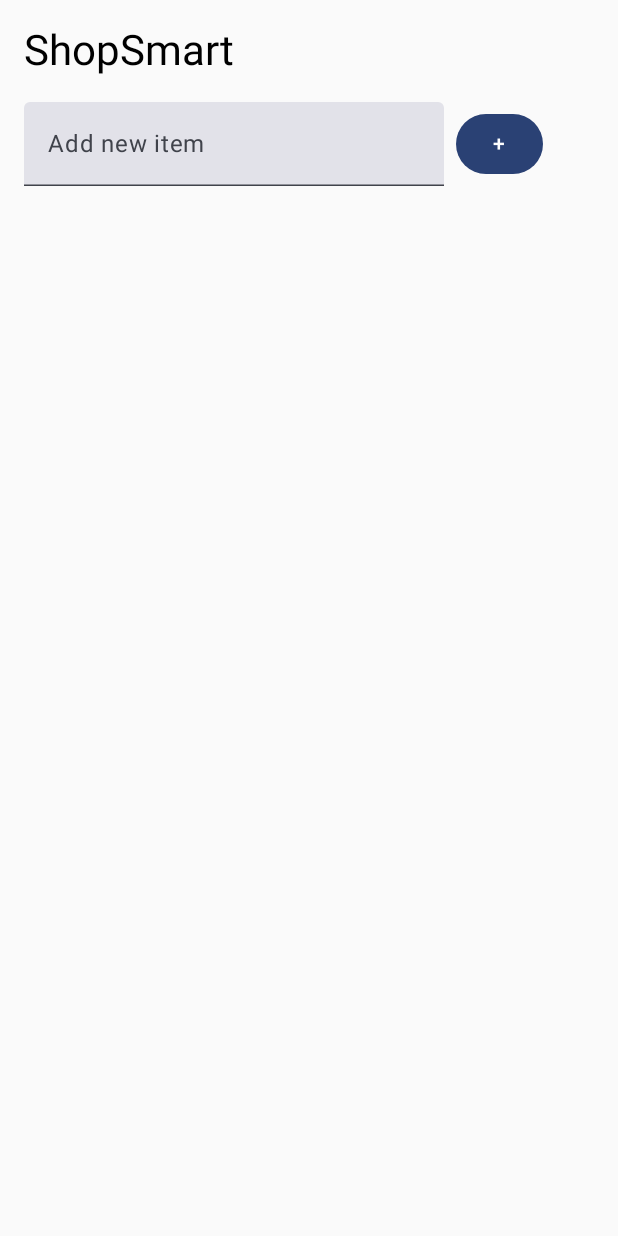
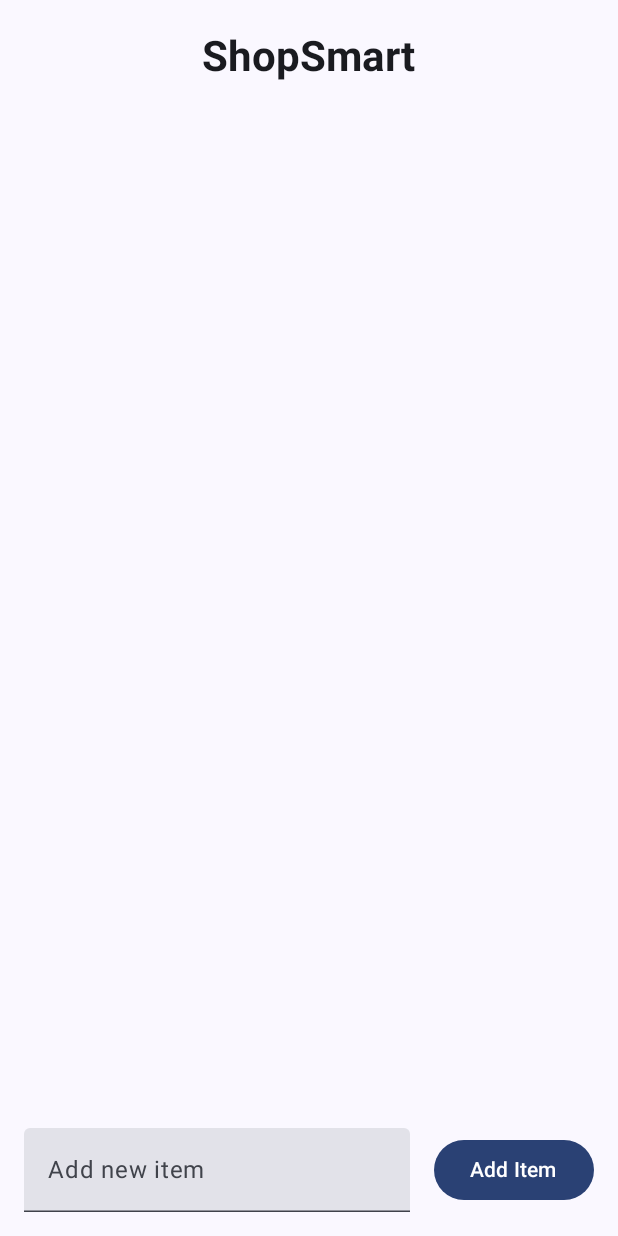
Before and after one commit to yuvrajsinghgmx/ShopSmart, an Android app built with Jetpack Compose: the screen it shows after launch (MainActivity), on a phone screen of 412 x 824 dp. Run offline under Robolectric (Android 15) with nearby library versions, the phone set to English and light mode, and no system bars.

Commit message:
Home Screen Implemented Successfully

```diff
--- a/app/src/main/java/com/yuvrajsinghgmx/shopsmart/screens/HomeScreen.kt
+++ b/app/src/main/java/com/yuvrajsinghgmx/shopsmart/screens/HomeScreen.kt
@@ -12,22 +12,44 @@
 import androidx.compose.ui.graphics.Color
 import androidx.compose.ui.text.style.TextDecoration
 import androidx.compose.ui.unit.dp
+import androidx.compose.runtime.snapshots.SnapshotStateList
+import androidx.compose.ui.text.font.FontWeight
 
 @Composable
 fun HomeScreen() {
-    var items by remember { mutableStateOf(mutableListOf<String>()) }
+    var items by remember { mutableStateOf(SnapshotStateList<String>()) }
     var newItem by remember { mutableStateOf("") }
 
-    Column(modifier = Modifier.fillMaxSize().padding(16.dp)) {
-        Text(text = "ShopSmart", style = MaterialTheme.typography.headlineMedium)
+    Scaffold(
+        topBar = {
+            Box (modifier = Modifier.fillMaxWidth(),
+                contentAlignment = Alignment.Center){
 
+                Text(
+                    text = "ShopSmart",
+                    fontWeight = FontWeight.Bold,
+                    style = MaterialTheme.typography.headlineMedium ,
+                    modifier = Modifier.padding(20.dp),
+                )
+            }
+        }
+    ) { innerPadding ->
+        Column(modifier = Modifier
+            .fillMaxSize()
+            .padding(innerPadding)
+            .padding(16.dp)
+        ) {
             Spacer(modifier = Modifier.height(16.dp))
 
-        LazyColumn(modifier = Modifier) {
+            LazyColumn(modifier = Modifier.weight(1f)) {
                 items(items) { item ->
                     var isChecked by remember { mutableStateOf(false) }
-
-                Row(verticalAlignment = Alignment.CenterVertically, modifier = Modifier.fillMaxWidth()) {
+                    Row(
+                        verticalAlignment = Alignment.CenterVertically,
+                        modifier = Modifier
+                            .fillMaxWidth()
+                            .padding(vertical = 8.dp) // Add padding between items
+                    ) {
                         Checkbox(
                             checked = isChecked,
                             onCheckedChange = { isChecked = it }
@@ -35,6 +57,7 @@
                         Text(
                             text = item,
                             modifier = Modifier
+                                .weight(1f)
                                 .padding(start = 8.dp),
                             color = if (isChecked) Color.Gray else Color.Black,
                             textDecoration = if (isChecked) TextDecoration.LineThrough else TextDecoration.None
@@ -56,16 +79,20 @@
                     value = newItem,
                     onValueChange = { newItem = it },
                     placeholder = { Text("Add new item") },
-                modifier = Modifier.padding(end = 8.dp)
+                    modifier = Modifier.weight(1f).padding(end = 8.dp)
                 )
-            Button(onClick = {
+                Button(
+                    onClick = {
                         if (newItem.isNotBlank()) {
                             items.add(newItem)
                             newItem = ""
                         }
-            }) {
-                Text("+")
+                    },
+                    modifier = Modifier.padding(start = 8.dp)
+                ) {
+                    Text("Add Item")
                 }
             }
         }
     }
+}
```
Lines whose indentation alone changed are shown as unchanged.
